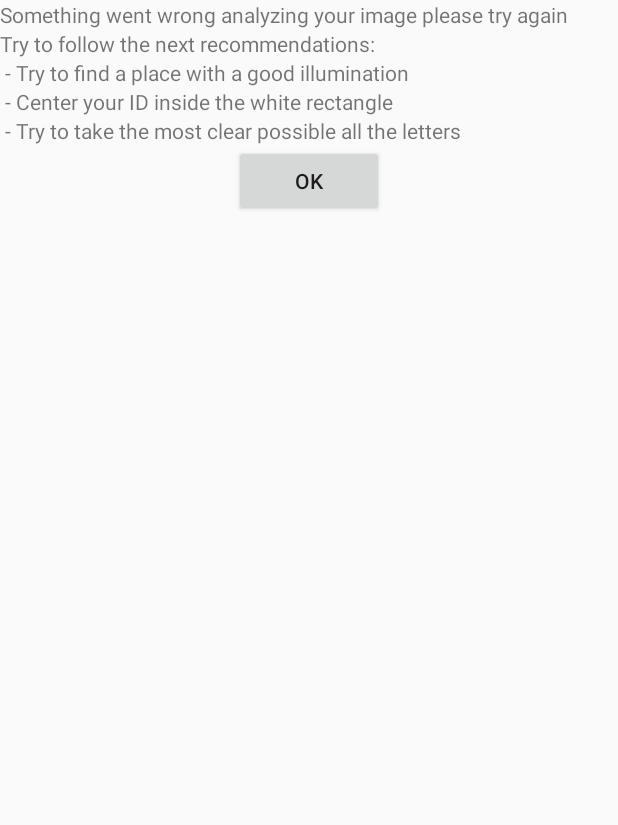
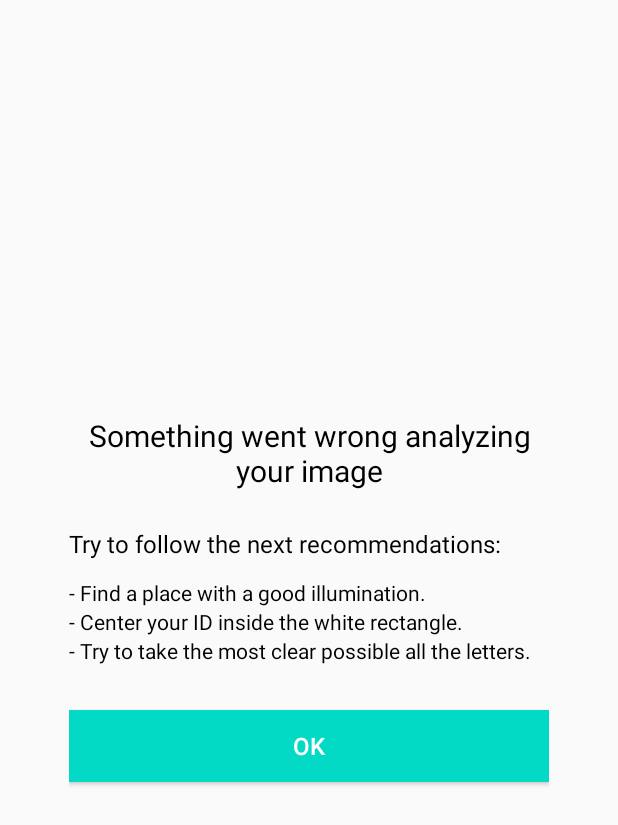
Before and after one commit to gabriel96x1/ReadE-DocOnline, an Android app built with Jetpack Compose: the layout dialog_camera.xml on its own in the app's theme, with its tools: preview values and no code run, on a phone screen of 412 x 824 dp. Shown: the top 825 px of the screen. Run offline under Robolectric (Android 15) with nearby library versions, the phone set to English and light mode, and no system bars.

Commit message:
enhance: improvement of camera dialog

```diff
--- a/app/src/main/res/layout/dialog_camera.xml
+++ b/app/src/main/res/layout/dialog_camera.xml
@@ -1,55 +1,66 @@
 <?xml version="1.0" encoding="utf-8"?>
 <LinearLayout xmlns:android="http://schemas.android.com/apk/res/android"
-    android:layout_width="match_parent"
-    android:layout_height="match_parent"
+    android:layout_width="400dp"
+    android:layout_height="350dp"
+    android:padding="40dp"
+    android:layout_gravity="center"
     android:orientation="vertical">
-
-
-    <androidx.core.widget.ContentLoadingProgressBar
-        android:layout_width="wrap_content"
-        android:layout_height="wrap_content"/>
 
     <TextView
         android:id="@+id/dialog_text"
-        android:layout_width="fill_parent"
+        android:layout_width="wrap_content"
         android:layout_height="wrap_content"
-        android:text="Something went wrong analyzing your image please try again"
+        android:textSize="20sp"
+        android:textAlignment="center"
+        android:textColor="@color/black"
+        android:text="@string/something_wrong_dialog"
         />
 
     <TextView
         android:id="@+id/dialog_text2"
-        android:layout_width="fill_parent"
+        android:layout_width="wrap_content"
         android:layout_height="wrap_content"
-        android:text="Try to follow the next recommendations: "
+        android:layout_marginTop="24dp"
+        android:textSize="16sp"
+        android:textColor="@color/black"
+        android:text="@string/follow_recommendations_dialog"
         />
 
     <TextView
         android:id="@+id/dialog_text_help"
-        android:layout_width="fill_parent"
+        android:layout_width="wrap_content"
         android:layout_height="wrap_content"
-        android:text=" - Try to find a place with a good illumination"
+        android:layout_marginTop="12dp"
+        android:textColor="@color/black"
+        android:text="@string/recommendation1_dialog"
         />
 
     <TextView
         android:id="@+id/dialog_text_help1"
-        android:layout_width="fill_parent"
+        android:layout_width="wrap_content"
         android:layout_height="wrap_content"
-        android:text=" - Center your ID inside the white rectangle"
+        android:textColor="@color/black"
+        android:text="@string/recommendation2_dialog"
         />
 
     <TextView
         android:id="@+id/dialog_text_help2"
-        android:layout_width="fill_parent"
+        android:layout_width="wrap_content"
         android:layout_height="wrap_content"
-        android:text=" - Try to take the most clear possible all the letters"
+        android:textColor="@color/black"
+        android:text="@string/recommendation3_dialog"
         />
 
 
     <Button
         android:id="@+id/dialogButtonOK"
-        android:layout_width="100dp"
+        android:layout_width="match_parent"
         android:layout_height="wrap_content"
         android:layout_gravity="center"
-        android:text=" Ok "/>
+        android:layout_marginTop="30dp"
+        android:textSize="16sp"
+        android:background="@color/teal_200"
+        android:textColor="@color/white"
+        android:text="@string/ok_button_dialog"/>
 
 </LinearLayout>
--- a/app/src/main/res/values/strings.xml
+++ b/app/src/main/res/values/strings.xml
@@ -21,10 +21,17 @@
     <string name="nfc_icon_description_hold_close_doc_screen">Approach your electronic document</string>
     <string name="hold_close_doc_string_hold_close_doc_screen">Hold your ID close to the back of your device</string>
     <string name="reading_id_message_analyzing_info_screen">Reading your ID, please wait.</string>
+    <string name="recommendation3_dialog" translatable="false">- Try to take the most clear possible all the letters.</string>
+    <string name="recommendation2_dialog" translatable="false">- Center your ID inside the white rectangle.</string>
+    <string name="recommendation1_dialog" translatable="false">- Find a place with a good illumination.</string>
+    <string name="follow_recommendations_dialog" translatable="false">Try to follow the next recommendations:</string>
+    <string name="something_wrong_dialog" translatable="false">Something went wrong analyzing your image</string>
+    <string name="ok_button_dialog" translatable="false">Ok</string>
 
     <string name="pref_key_info_hide" translatable="false">ih</string>
     <string name="pref_key_group_recognized_text_in_blocks" translatable="false">grtib</string>
     <string name="pref_key_show_language_tag" translatable="false">slt</string>
     <string name="pref_key_camera_live_viewport" translatable="false">clv</string>
 
+
 </resources>
```
Also changed, not shown: 1 other file.
